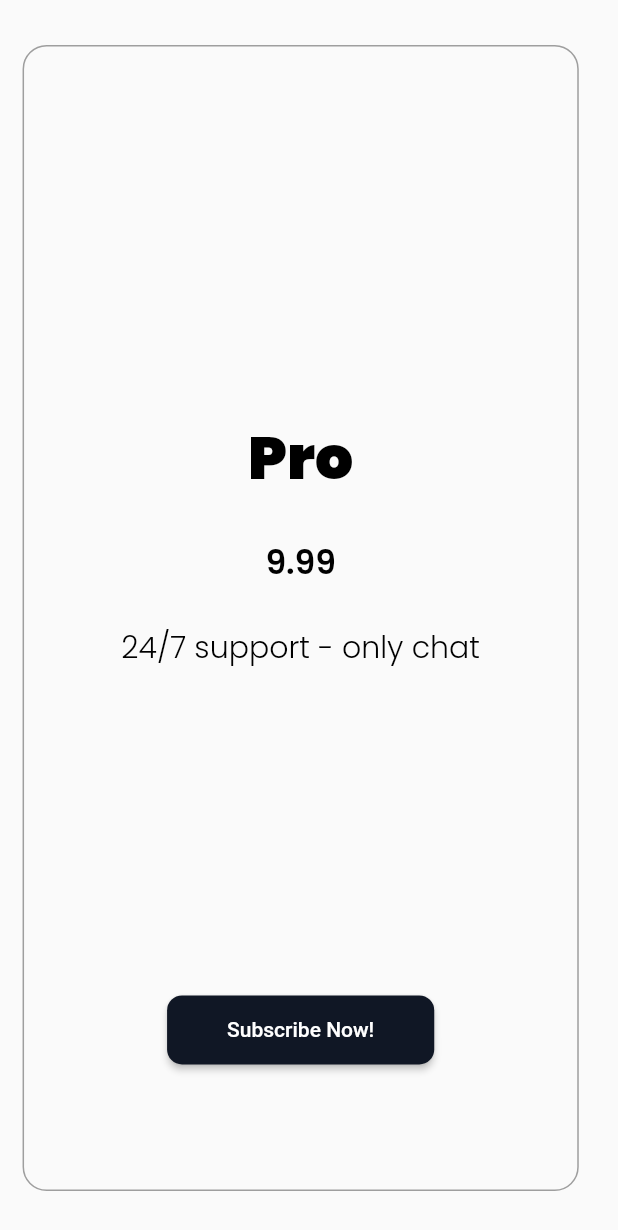
After one commit to Dunebook/rapyd_collect_api-main, a Flutter app: the PlansScreen screen opened directly, on a phone screen of 412 x 824 dp. The commit adds this screen. Shown: the top 1230 px of the screen. Run offline on Flutter 3.47's test engine with Material 2 defaults, Android fonts, the phone set to English and light mode, and no system bars; our stand-ins replace flutter_rating_bar, font_awesome_flutter, get, simple_animations, smooth_page_indicator.

Commit message:
some changes

```diff
--- /dev/null
+++ b/lib/src/view/widget/plan_card.dart
@@ -0,0 +1,66 @@
+import 'package:flutter/material.dart';
+import 'package:get/get.dart';
+import 'package:rapyd_collect_api/core/app_style.dart';
+
+class PlanCard extends StatelessWidget {
+  const PlanCard({
+    super.key,
+    required this.title,
+    required this.subTitle,
+    required this.details,
+    required this.onTap,
+  });
+
+  final String title;
+  final String subTitle;
+  final String details;
+  final Function() onTap;
+
+  @override
+  Widget build(BuildContext context) {
+    return Container(
+      width: Get.width * .9,
+      height: Get.height * .7,
+      decoration: BoxDecoration(
+          borderRadius: BorderRadius.circular(16),
+          border: Border.all(
+            color: Colors.grey,
+          )),
+      padding: EdgeInsets.symmetric(horizontal: Get.width * .1),
+      margin: const EdgeInsets.symmetric(horizontal: 16, vertical: 30),
+      child: Column(
+        children: [
+          SizedBox(
+            height: Get.height * .3,
+          ),
+          Text(
+            title,
+            style: h15Style,
+            textAlign: TextAlign.center,
+          ),
+          SizedBox(
+            height: Get.height * .03,
+          ),
+          Text(
+            subTitle,
+            style: h2Style,
+            textAlign: TextAlign.center,
+          ),
+          SizedBox(
+            height: Get.height * .03,
+          ),
+          Text(
+            details,
+            style: h5Style,
+            textAlign: TextAlign.center,
+          ),
+          const Spacer(),
+          ElevatedButton(onPressed: onTap, child: const Text('Subscribe Now!')),
+          SizedBox(
+            height: Get.height * .1,
+          ),
+        ],
+      ),
+    );
+  }
+}
```
Also changed, not shown: lib/src/view/screen/plans_screen.dart (+2 -64 lines).
